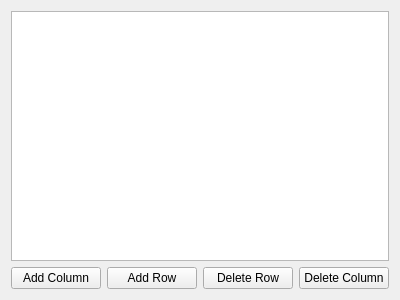
Above: documentview.ui from JoseCM/TraceabilityMatrix before the change. Below: the same form after it.
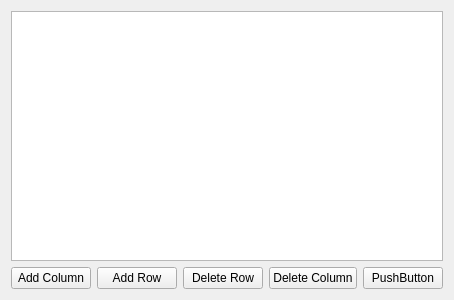
That is the form after the change.

The edit to the form file:
```diff
--- a/documentview.ui
+++ b/documentview.ui
@@ -54,6 +54,13 @@
        </property>
       </widget>
      </item>
+     <item>
+      <widget class="QPushButton" name="subButton">
+       <property name="text">
+        <string>PushButton</string>
+       </property>
+      </widget>
+     </item>
     </layout>
    </item>
   </layout>
```
